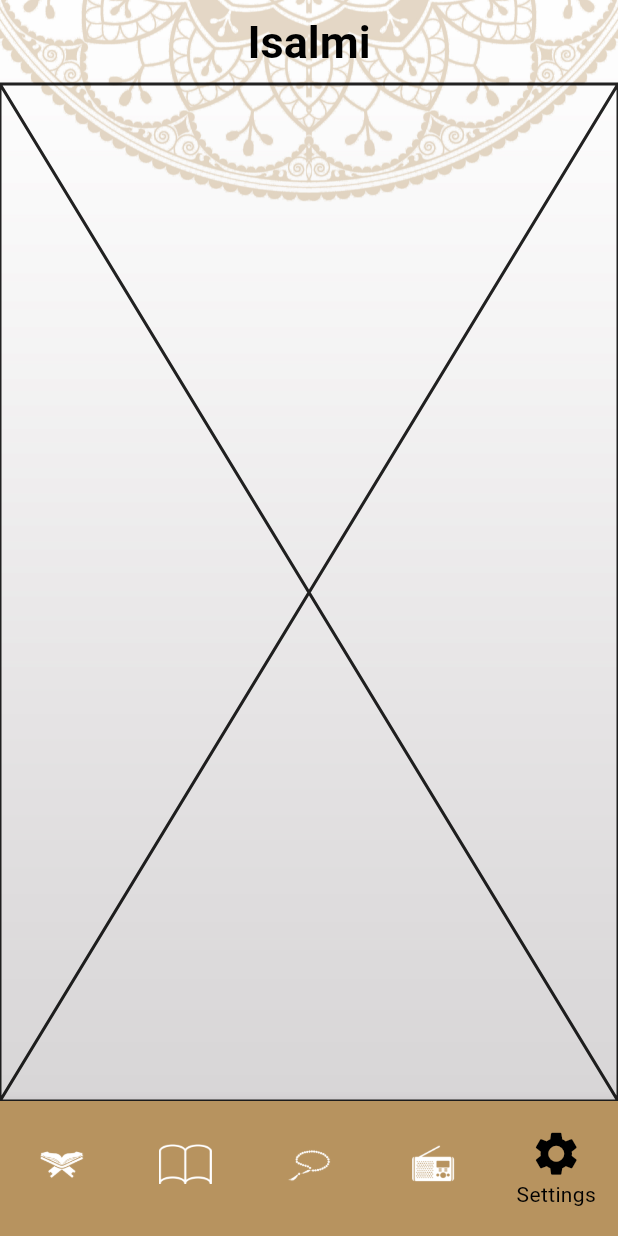
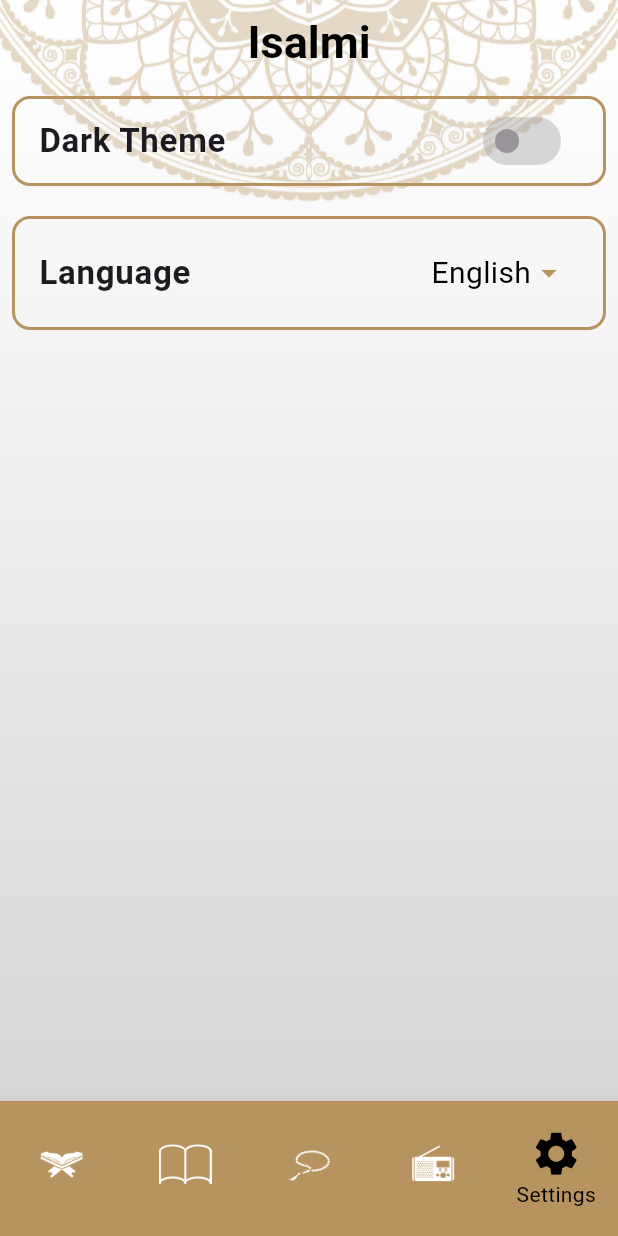
Before and after one commit to MahmoudHassan9/Islami_app, a Flutter app: the screen it shows after launch, item 5 of the bottom bar chosen, on a phone screen of 412 x 824 dp. Run offline on Flutter 3.47's test engine with Material 3 defaults, Android fonts, the phone set to English and light mode, and no system bars; missing offline and left inert: dart:ffi.

Commit message:
+ settingTab

```diff
--- a/lib/presentation/screens/home/tabs/settings_tab/settings_tab.dart
+++ b/lib/presentation/screens/home/tabs/settings_tab/settings_tab.dart
@@ -2,14 +2,120 @@ import 'dart:ffi';
 
 import 'package:flutter/cupertino.dart';
 import 'package:flutter/material.dart';
+import 'package:islami_app/core/colors_manager.dart';
 
-class SetingsTab extends StatelessWidget {
+class SetingsTab extends StatefulWidget {
   const SetingsTab({super.key});
 
   @override
+  State<SetingsTab> createState() => _SetingsTabState();
+}
+
+class _SetingsTabState extends State<SetingsTab> {
+  bool darkTheme = false;
+  String langCode = 'en';
+
+  @override
   Widget build(BuildContext context) {
-    return const Placeholder(
-      color: Colors.black87,
+    return Padding(
+      padding: const EdgeInsets.all(8.0),
+      child: Column(
+        children: [
+          BuildSettingWidget(
+            widget: SwitchListTile(
+              title: Text(
+                'Dark Theme',
+                style: Theme.of(context).textTheme.labelMedium?.copyWith(
+                      fontSize: 22,
+                    ),
+              ),
+              activeColor: ColorsManager.mainColor,
+              inactiveThumbColor: Colors.black.withOpacity(0.4),
+              inactiveTrackColor: Colors.grey.withOpacity(0.4),
+              trackOutlineColor: const WidgetStatePropertyAll(
+                Colors.transparent,
+              ),
+              value: darkTheme,
+              onChanged: (val) {
+                darkTheme = val;
+                setState(() {});
+              },
+            ),
+          ),
+          const SizedBox(
+            height: 20,
+          ),
+          BuildSettingWidget(
+            paddingVertical: 8,
+            widget: ListTile(
+              leading: Text(
+                'Language',
+                style: Theme.of(context).textTheme.labelMedium?.copyWith(
+                      fontSize: 22,
+                    ),
+              ),
+              trailing: DropdownButton<String>(
+                underline: Container(),
+                iconEnabledColor: ColorsManager.mainColor,
+                borderRadius: BorderRadius.circular(16),
+                dropdownColor: ColorsManager.mainColor,
+                value: langCode,
+                items: [
+                  DropdownMenuItem(
+                    value: 'en',
+                    child: Text(
+                      'English',
+                      style: Theme.of(context).textTheme.bodyMedium?.copyWith(
+                            color: Colors.black,
+                          ),
+                    ),
+                  ),
+                  DropdownMenuItem(
+                    value: 'ar',
+                    child: Text(
+                      'عربي',
+                      style: Theme.of(context).textTheme.bodyMedium?.copyWith(
+                            color: Colors.black,
+                          ),
+                    ),
+                  ),
+                ],
+                onChanged: (value) {
+                  langCode = value ?? langCode;
+                  setState(() {});
+                },
+              ),
+            ),
+          ),
+        ],
+      ),
     );
   }
 }
+
+class BuildSettingWidget extends StatelessWidget {
+  const BuildSettingWidget(
+      {super.key,
+      required this.widget,
+      this.paddingVertical,
+      this.paddinghorizontal});
+
+  final Widget widget;
+  final double? paddingVertical;
+  final double? paddinghorizontal;
+
+  @override
+  Widget build(BuildContext context) {
+    return Container(
+      padding: EdgeInsets.symmetric(
+        vertical: paddingVertical ?? 0,
+        horizontal: paddinghorizontal ?? 0,
+      ),
+      decoration: BoxDecoration(
+        borderRadius: BorderRadius.circular(12),
+        border: Border.all(color: ColorsManager.mainColor, width: 2),
+      ),
+      child: widget,
+    );
+  }
+}
```
